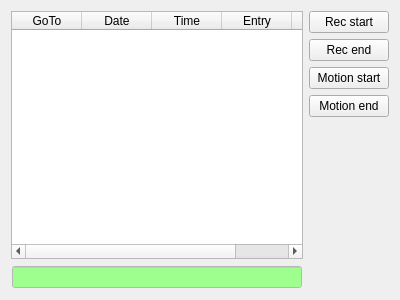
baharev/szte-wsn-code, file tinyos-2.x/trunk/support/cpp/TestShimmer/src/LogWidget.ui: the form before one commit.
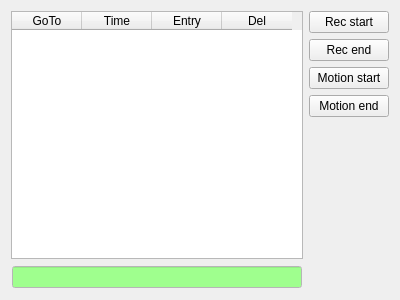
The form after the commit.

Commit message: new tab for a different kind of LogWidget

```diff
--- a/tinyos-2.x/trunk/support/cpp/TestShimmer/src/LogWidget.ui
+++ b/tinyos-2.x/trunk/support/cpp/TestShimmer/src/LogWidget.ui
@@ -59,11 +59,6 @@
          <string>GoTo</string>
         </property>
        </column>
-       <column>
-        <property name="text">
-         <string>Date</string>
-        </property>
-       </column>
        <column>
         <property name="text">
          <string>Time</string>
```
The commit also changes 5 other files.
